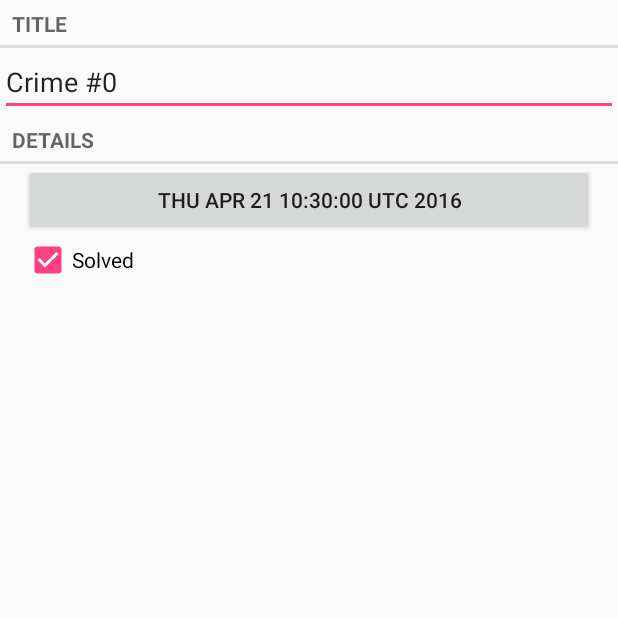
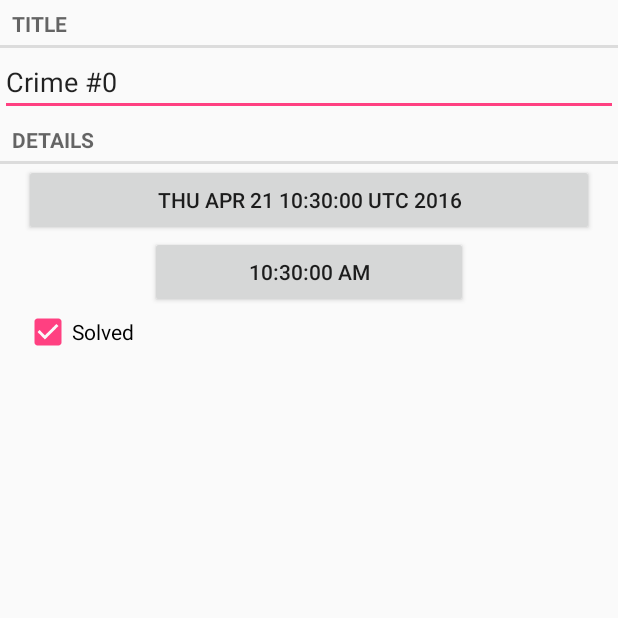
Before and after one commit to Svilcata/Android-Studio-Project-1, an Android app: the screen it shows after launch (CrimePagerActivity), after a tap on an icon or button, on a phone screen of 412 x 824 dp, the top half of it. Run offline under Robolectric (Android 15) with nearby library versions, the phone set to English and light mode, and no system bars.

Commit message:
Chapter 12 Challenge #1 - creating time fragment completed.

```diff
--- a/app/src/main/java/com/svilcata/criminalintent/Crime.java
+++ b/app/src/main/java/com/svilcata/criminalintent/Crime.java
@@ -11,10 +11,12 @@ public class Crime {
     private String mTitle;
     private Date mDate;
     private boolean mSolved;
+    private Date mTime;
 
     public Crime() {
         mId = UUID.randomUUID();
         mDate = new Date();
+        mTime = new Date();
     }
 
     public UUID getId() {
@@ -45,4 +47,11 @@ public class Crime {
         mTitle = title;
     }
 
+    public void setTime(Date time) {
+        mTime = time;
+    }
+
+    public Date getTime() {
+        return mTime;
+    }
 }
--- a/app/src/main/java/com/svilcata/criminalintent/CrimeFragment.java
+++ b/app/src/main/java/com/svilcata/criminalintent/CrimeFragment.java
@@ -7,6 +7,7 @@ import android.support.v4.app.Fragment;
 import android.support.v4.app.FragmentManager;
 import android.text.Editable;
 import android.text.TextWatcher;
+import android.text.format.DateFormat;
 import android.view.LayoutInflater;
 import android.view.View;
 import android.view.ViewGroup;
@@ -27,13 +28,15 @@ public class CrimeFragment extends Fragment {
 
     private static final String ARG_CRIME_ID = "crime_id";
     private static final String DIALOG_DATE = "DialogDate";
-
+    private static final String DIALOG_TIME = "DialogTime";
     private static final int REQUEST_DATE = 0;
+    private static final int REQUEST_TIME = 1;
 
     private Crime mCrime;
     private EditText mTitleField;
     private Button mDateButton;
     private CheckBox mSolvedCheckBox;
+    private Button mTimeButton;
 
     public static CrimeFragment newInstance(UUID crimeId) {
         Bundle args = new Bundle();
@@ -57,6 +60,18 @@ public class CrimeFragment extends Fragment {
     @Override
     public View onCreateView(LayoutInflater inflater, ViewGroup container, Bundle savedInstanceState) {
         View v = inflater.inflate(R.layout.fragment_crime, container, false);
+
+        mTimeButton = (Button)v.findViewById(R.id.crime_time);
+        updateTime();
+        mTimeButton.setOnClickListener(new View.OnClickListener() {
+            @Override
+            public void onClick(View v) {
+                FragmentManager manager = getFragmentManager();
+                TimePickerFragment dialog = TimePickerFragment.newInstance(mCrime.getTime());
+                dialog.setTargetFragment(CrimeFragment.this,REQUEST_TIME);
+                dialog.show(manager,DIALOG_TIME);
+            }
+        });
 
         mTitleField = (EditText) v.findViewById(R.id.crime_title);
         mTitleField.setText(mCrime.getTitle());
@@ -110,10 +125,17 @@ public class CrimeFragment extends Fragment {
             Date date = (Date)data.getSerializableExtra(DatePickerFragment.EXTRA_DATE);
             mCrime.setDate(date);
             updateDate();
+        }else if(requestCode == REQUEST_TIME){
+            Date date = (Date)data.getSerializableExtra(TimePickerFragment.EXTRA_TIME);
+            mCrime.setTime(date);
+            updateTime();
         }
     }
 
     private void updateDate() {
         mDateButton.setText(mCrime.getDate().toString());
     }
+    private void updateTime() {
+        mTimeButton.setText(DateFormat.format("hh:mm:00 a", mCrime.getTime()));
+    }
 }
--- a/app/src/main/res/layout/fragment_crime.xml
+++ b/app/src/main/res/layout/fragment_crime.xml
@@ -33,6 +33,13 @@
         android:layout_marginRight="16dp"
         />
 
+    <Button
+        android:id="@+id/crime_time"
+        android:layout_width="match_parent"
+        android:layout_height="wrap_content"
+        android:layout_marginLeft="100dp"
+        android:layout_marginRight="100dp"/>
+
     <CheckBox
         android:id="@+id/crime_solved"
         android:layout_width="match_parent"
```
Also changed, not shown: app/src/main/java/com/svilcata/criminalintent/TimePickerFragment.java (added, +67 -0 lines), app/src/main/res/layout/time_picker.xml (added, +7 -0 lines).
